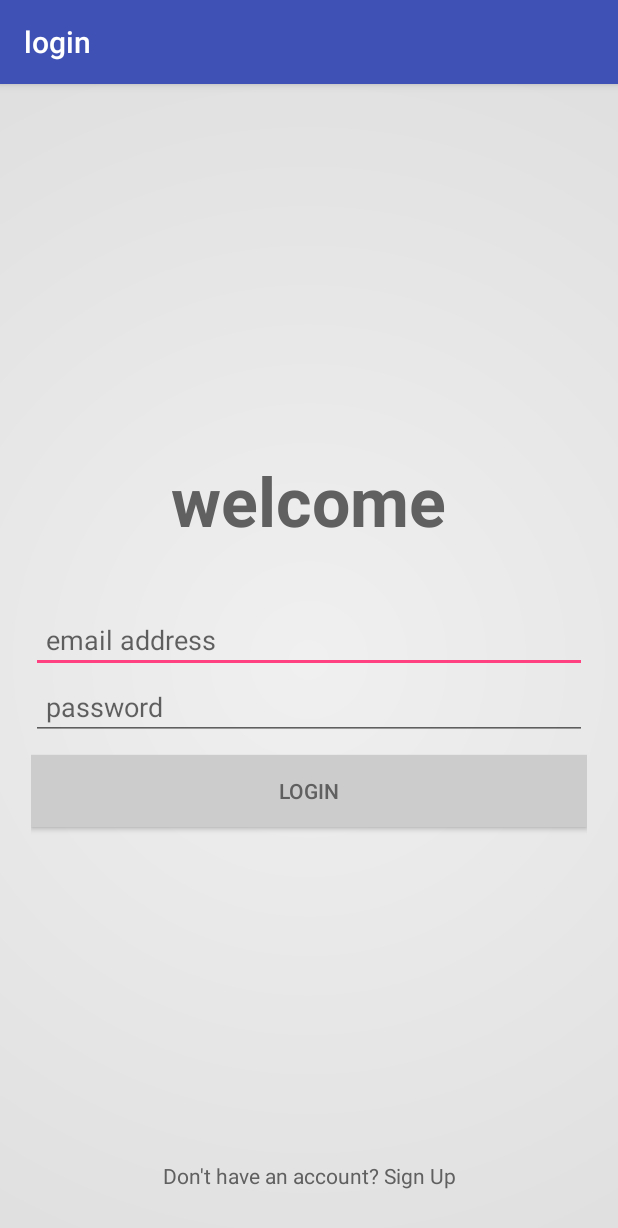
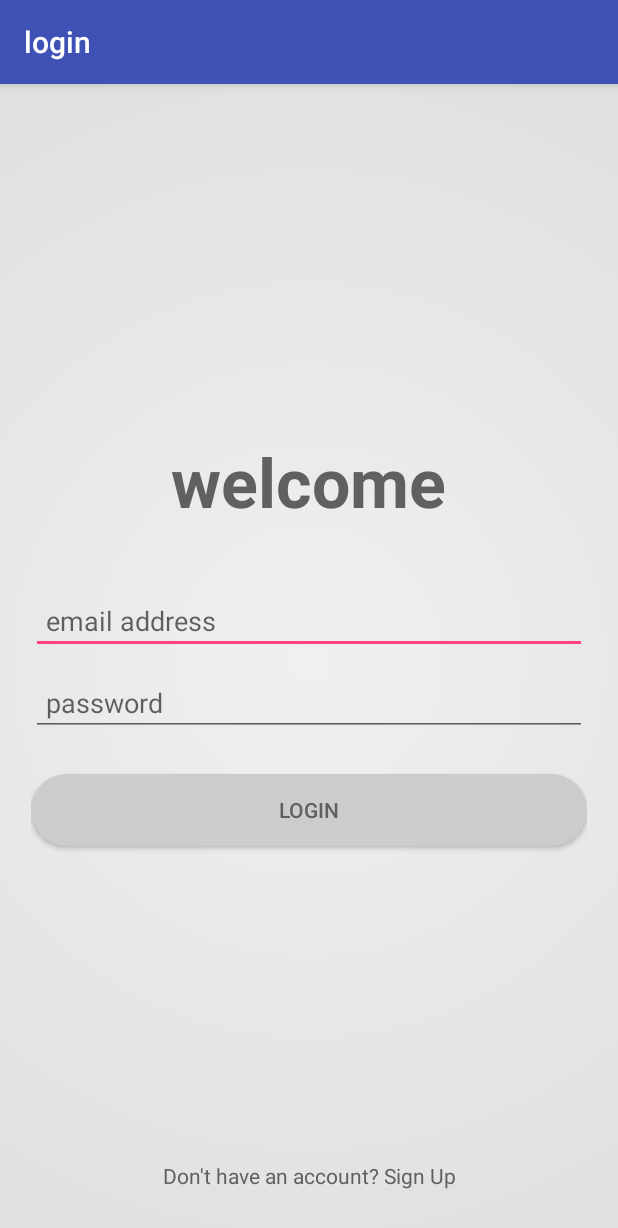
Before and after one commit to ThukuWakogi/QuickShop, an Android app: the Authenticate screen opened directly, with no data from a screen before it, on a phone screen of 412 x 824 dp. Shown: the top 1228 px of the screen. Run offline under Robolectric (Android 15) with nearby library versions, the phone set to English and light mode, and no system bars.

Commit message:
continue signup development

```diff
--- a/app/src/main/res/drawable/qs_button.xml
+++ b/app/src/main/res/drawable/qs_button.xml
@@ -5,8 +5,6 @@
     <solid
         android:color="@color/theMoreDarkKindaDarkWhite">
     </solid>
+    <corners
+        android:radius="35dp"/>
 </shape>
-<!--
-<selector xmlns:android="http://schemas.android.com/apk/res/android">
-
-</selector>-->
--- a/app/src/main/res/layout/activity_authenticate.xml
+++ b/app/src/main/res/layout/activity_authenticate.xml
@@ -29,6 +29,7 @@
             android:layout_height="wrap_content"
             android:orientation="vertical">
             <EditText
+                android:id="@+id/login_edittext"
                 android:layout_width="fill_parent"
                 android:layout_height="wrap_content"
                 android:hint="@string/emailText"
@@ -39,6 +40,8 @@
                 android:layout_margin="0dp"
                 android:singleLine="true"/>
             <EditText
+                android:id="@+id/password_edittext"
+                android:inputType="textPassword|textVisiblePassword"
                 android:layout_width="fill_parent"
                 android:layout_height="wrap_content"
                 android:hint="@string/passwordText"
@@ -46,7 +49,7 @@
                 android:paddingBottom="10dp"
                 android:paddingLeft="10dp"
                 android:paddingRight="10dp"
-                android:layout_marginTop="0dp"
+                android:layout_marginTop="10dp"
                 android:layout_marginBottom="10dp"
                 android:layout_marginLeft="0dp"
                 android:layout_marginRight="0dp"
@@ -55,6 +58,7 @@
         <Button
             android:layout_width="fill_parent"
             android:layout_height="wrap_content"
+            android:layout_marginTop="15dp"
             android:layout_marginBottom="25dp"
             android:text="@string/loginText"
             android:textColor="@color/darkGray"
```
